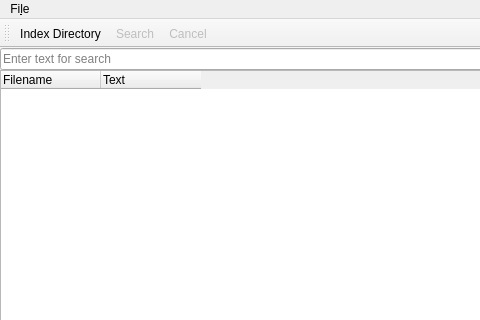
The window that mainwindow.ui (AwIDoK/text-finder) describes before a commit, drawn with Qt 5; both pictures show x 0 to 480 and y 0 to 320 of the 800 by 600 pixel window.
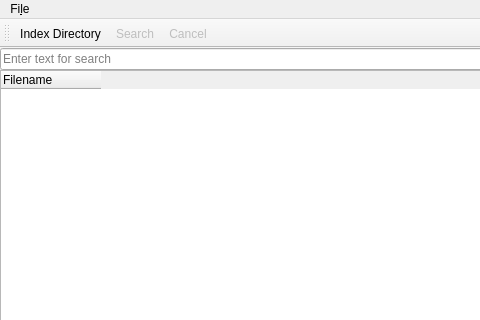
The same window after the commit.

Patch:
```diff
--- a/mainwindow.ui
+++ b/mainwindow.ui
@@ -49,7 +49,7 @@
        <bool>false</bool>
       </property>
       <property name="alternatingRowColors">
-       <bool>false</bool>
+       <bool>true</bool>
       </property>
       <property name="sortingEnabled">
        <bool>false</bool>
@@ -71,11 +71,6 @@
         <string>Filename</string>
        </property>
       </column>
-      <column>
-       <property name="text">
-        <string>Text</string>
-       </property>
-      </column>
      </widget>
     </item>
     <item>
```
